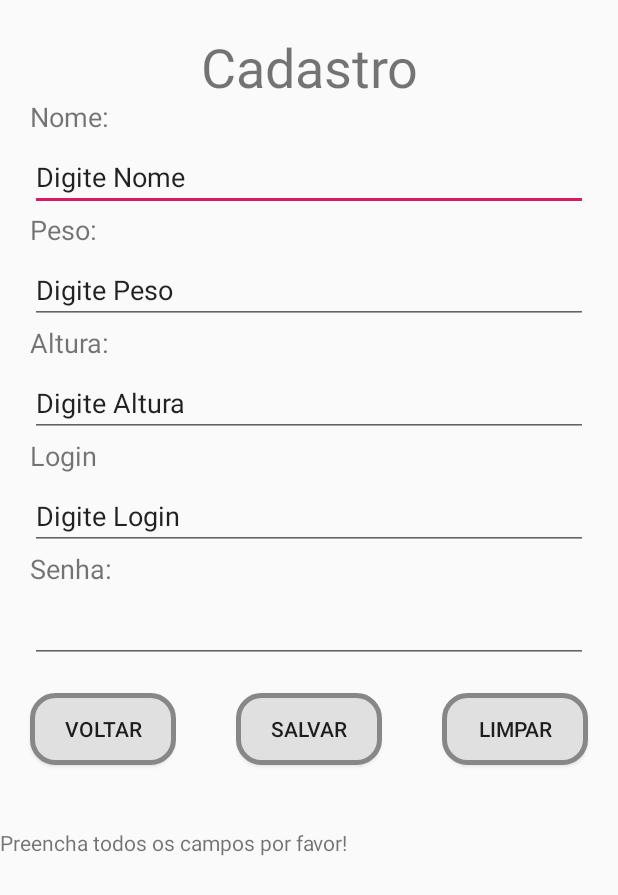
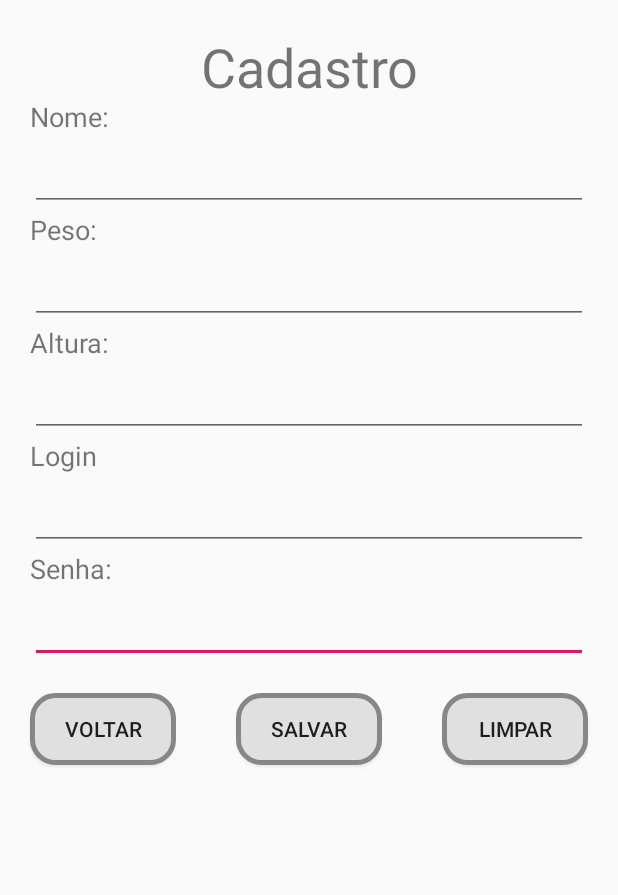
Before and after one commit to lucaspaixaodegois/MyTrainnig1.0, an Android app: the CadastroActivity screen opened directly, with no data from a screen before it, after a tap on "SALVAR", on a phone screen of 412 x 824 dp. Shown: the top 895 px of the screen. Run offline under Robolectric (Android 15) with nearby library versions, the light colour scheme and no system bars.

Commit message:
ADD:Função limpar no btnLimpar na tela de cadastro, função voltar no btnVoltar na tela de cadastro
CHG: reparo no mome do button na tela de menuMembro
ADD:verificação de preenchimento dos  campos tela de cadastro

```diff
--- a/app/src/main/java/lucaspg/unitins/br/academia/CadastroActivity.kt
+++ b/app/src/main/java/lucaspg/unitins/br/academia/CadastroActivity.kt
@@ -3,12 +3,10 @@ package lucaspg.unitins.br.academia
 import android.app.Activity
 import android.content.Intent
 import android.os.Bundle
-import android.view.View
 import android.widget.Button
 import android.widget.EditText
+import android.widget.Toast
 import kotlinx.android.synthetic.main.activity_cadastro.*
-import kotlinx.android.synthetic.main.activity_login.*
-
 
 class CadastroActivity : Activity() {
 
@@ -16,45 +14,41 @@ class CadastroActivity : Activity() {
         super.onCreate(savedInstanceState)
         setContentView(R.layout.activity_cadastro)
 
-
         var nome = findViewById<EditText>(R.id.idNome)
         var peso = findViewById<EditText>(R.id.idPeso)
         var altura = findViewById<EditText>(R.id.idAltura)
         var login = findViewById<EditText>(R.id.idLogin)
         var senha = findViewById<EditText>(R.id.idSenha)
-        var btSalvar = findViewById<Button>(R.id.btnSalvar)
+        var usuario: Usuario
+        var lista: ListUsuario
+
+        fun Salvar() {
+
+            lista = ListUsuario()
+
+            if((nome.text.toString().isNullOrEmpty())||(peso.text.toString().isNullOrEmpty())||(altura.text.toString().isNullOrEmpty())
+                ||(login.text.toString().isNullOrEmpty())||(senha.text.toString().isNullOrEmpty())) {
+                alert("Favor preencher todos os campos!")
 
 
-        var btLimpar = findViewById<Button>(R.id.btnLimpar)
-        btLimpar.setOnClickListener { Limpar() }
-
-        var btVoltar = findViewById<Button>(R.id.btnVoltar)
-        btVoltar.setOnClickListener {var intent = Intent(applicationContext,MainActivity::class.java)
-            startActivity(intent) }
-
-        var usuario: Usuario
-        var lista: ListUsuario
-        lista = ListUsuario()
-
-
-
-        if (nome.text.toString().isNullOrEmpty() && peso.text.toString().isNullOrEmpty()) {
+                if (nome.text.toString().isNullOrEmpty()) {
+                    idNome.requestFocus()
                 }
-
-        btSalvar.setOnClickListener(View.OnClickListener {
-            if (nome.text.toString().isNullOrEmpty() && peso.text.toString().isNullOrEmpty() && altura.text.toString().isNullOrEmpty()
-                && login.text.toString().isNullOrEmpty() && senha.text.toString().isNullOrEmpty()
-            ) {
-
-                idNome.setText("Digite Nome")
-                idPeso.setText("Digite Peso")
-                idAltura.setText("Digite Altura")
-                idLogin.setText("Digite Login")
-                idSenha.setText("")
-                idLista.setText("Preencha todos os campos por favor!")
-
-                return@OnClickListener
+                if (peso.text.toString().isNullOrEmpty()) {
+                    idPeso.requestFocus()
                 }
+                if (altura.text.toString().isNullOrEmpty()) {
+                    idAltura.requestFocus()
+                }
+                if (login.text.toString().isNullOrEmpty()) {
+                    idNome.requestFocus()
+                }
+                if (senha.text.toString().isNullOrEmpty()) {
+                    idSenha.requestFocus()
+                }
+            }
+            else
+            {
                     usuario = Usuario(
                          nome.text.toString(), peso.text.toString().toDouble(), altura.text.toString().toDouble(),
                          login.text.toString(), senha.text.toString()
@@ -67,10 +61,23 @@ class CadastroActivity : Activity() {
                     idAltura.setText("")
                     idLogin.setText("")
                     idSenha.setText("")
+                    idLista.setText(usuario.nome)
+            }
+        }
+        var btSalvar = findViewById<Button>(R.id.btnSalvar)
+        btSalvar.setOnClickListener { Salvar() }
 
-            idLista.setText(usuario.nome)
+        var btLimpar = findViewById<Button>(R.id.btnLimpar)
+        btLimpar.setOnClickListener { Limpar() }
 
-        })
+        var btVoltar = findViewById<Button>(R.id.btnVoltar)
+        btVoltar.setOnClickListener {
+            var intent = Intent(applicationContext, MainActivity::class.java)
+            startActivity(intent)
+        }
+
+
+
 
 
     }
@@ -80,5 +87,11 @@ class CadastroActivity : Activity() {
     idAltura.setText("")
     idLogin.setText("")
     idSenha.setText("")
+    idNome.requestFocus()
     }
+
+    fun alert(msg: String) {
+    Toast.makeText(this, msg, Toast.LENGTH_SHORT).show()
     }
+
+}
--- a/app/src/main/java/lucaspg/unitins/br/academia/MainActivity.kt
+++ b/app/src/main/java/lucaspg/unitins/br/academia/MainActivity.kt
@@ -6,7 +6,7 @@ import android.os.Bundle
 import android.widget.Button
 import android.widget.EditText
 import android.widget.Toast
-import kotlinx.android.synthetic.main.activity_login.*
+import kotlinx.android.synthetic.main.activity_main.*
 
 class MainActivity : AppCompatActivity() {
 
@@ -32,7 +32,7 @@ class MainActivity : AppCompatActivity() {
     fun Logar() {
 
         var tLogin = findViewById<EditText>(R.id.editTextLogin)
-        var tSenha = findViewById<EditText>(R.id.tSenha)
+        var tSenha = findViewById<EditText>(R.id.editTextSenha)
 
 
         var login = tLogin.text.toString()
@@ -62,7 +62,7 @@ class MainActivity : AppCompatActivity() {
     fun Limpar() {
 
         editTextLogin.setText("")
-        tSenha.setText("")
+        editTextSenha.setText("")
         editTextLogin.requestFocus()
     }
 
--- a/app/src/main/res/layout/activity_main.xml
+++ b/app/src/main/res/layout/activity_main.xml
@@ -54,7 +54,7 @@
             android:layout_marginRight="20dp"
             android:paddingLeft="20dp"
             android:hint="Digite sua senha..."
-            android:id="@+id/tSenha"
+            android:id="@+id/editTextSenha"
             android:inputType="textPassword"
             android:drawableLeft="@drawable/senha_text_icon"
 
```
Also changed, not shown: app/src/main/java/lucaspg/unitins/br/academia/LoginActivity.kt (deleted, +0 -53 lines), app/src/main/res/layout/activity_login.xml (deleted, +0 -100 lines). Lines whose indentation alone changed are shown as unchanged.
